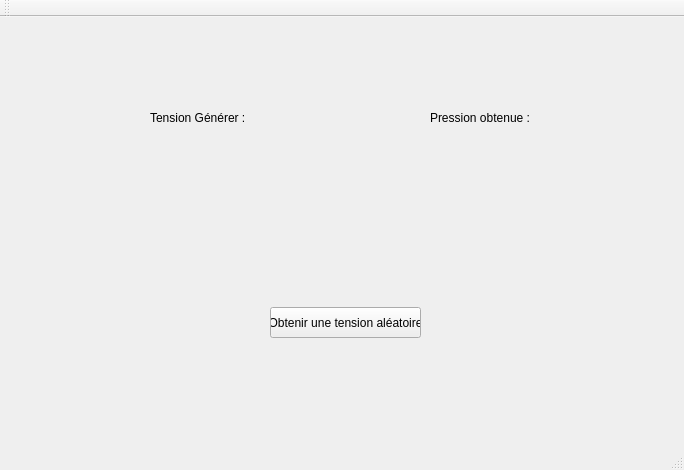
Above: Meteo/Meteo.ui from JLussiez/ProjetMeteo before the change. Below: the same form after it.
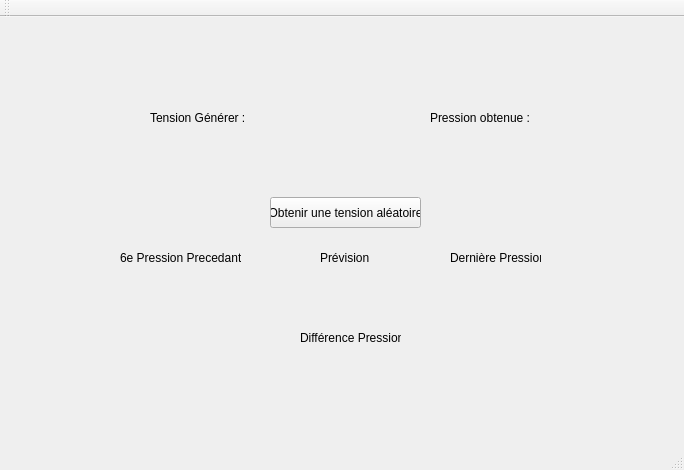
That is the form after the change.

```diff
--- a/Meteo/Meteo.ui
+++ b/Meteo/Meteo.ui
@@ -18,7 +18,7 @@
     <property name="geometry">
      <rect>
       <x>270</x>
-      <y>290</y>
+      <y>180</y>
       <width>151</width>
       <height>31</height>
      </rect>
@@ -79,6 +79,110 @@
      <string/>
     </property>
    </widget>
+   <widget class="QLabel" name="label_3">
+    <property name="geometry">
+     <rect>
+      <x>320</x>
+      <y>230</y>
+      <width>51</width>
+      <height>21</height>
+     </rect>
+    </property>
+    <property name="text">
+     <string>Prévision</string>
+    </property>
+   </widget>
+   <widget class="QLabel" name="prevision">
+    <property name="geometry">
+     <rect>
+      <x>290</x>
+      <y>270</y>
+      <width>101</width>
+      <height>21</height>
+     </rect>
+    </property>
+    <property name="text">
+     <string/>
+    </property>
+   </widget>
+   <widget class="QLabel" name="label_4">
+    <property name="geometry">
+     <rect>
+      <x>450</x>
+      <y>230</y>
+      <width>91</width>
+      <height>21</height>
+     </rect>
+    </property>
+    <property name="text">
+     <string>Dernière Pression</string>
+    </property>
+   </widget>
+   <widget class="QLabel" name="prevision_2">
+    <property name="geometry">
+     <rect>
+      <x>440</x>
+      <y>280</y>
+      <width>101</width>
+      <height>21</height>
+     </rect>
+    </property>
+    <property name="text">
+     <string/>
+    </property>
+   </widget>
+   <widget class="QLabel" name="label_5">
+    <property name="geometry">
+     <rect>
+      <x>120</x>
+      <y>230</y>
+      <width>121</width>
+      <height>21</height>
+     </rect>
+    </property>
+    <property name="text">
+     <string>6e Pression Precedante</string>
+    </property>
+   </widget>
+   <widget class="QLabel" name="prevision_3">
+    <property name="geometry">
+     <rect>
+      <x>120</x>
+      <y>270</y>
+      <width>101</width>
+      <height>21</height>
+     </rect>
+    </property>
+    <property name="text">
+     <string/>
+    </property>
+   </widget>
+   <widget class="QLabel" name="prevision_4">
+    <property name="geometry">
+     <rect>
+      <x>300</x>
+      <y>310</y>
+      <width>101</width>
+      <height>21</height>
+     </rect>
+    </property>
+    <property name="text">
+     <string>Différence Pression</string>
+    </property>
+   </widget>
+   <widget class="QLabel" name="prevision_5">
+    <property name="geometry">
+     <rect>
+      <x>290</x>
+      <y>350</y>
+      <width>101</width>
+      <height>21</height>
+     </rect>
+    </property>
+    <property name="text">
+     <string/>
+    </property>
+   </widget>
   </widget>
   <widget class="QMenuBar" name="menuBar">
    <property name="geometry">
```
